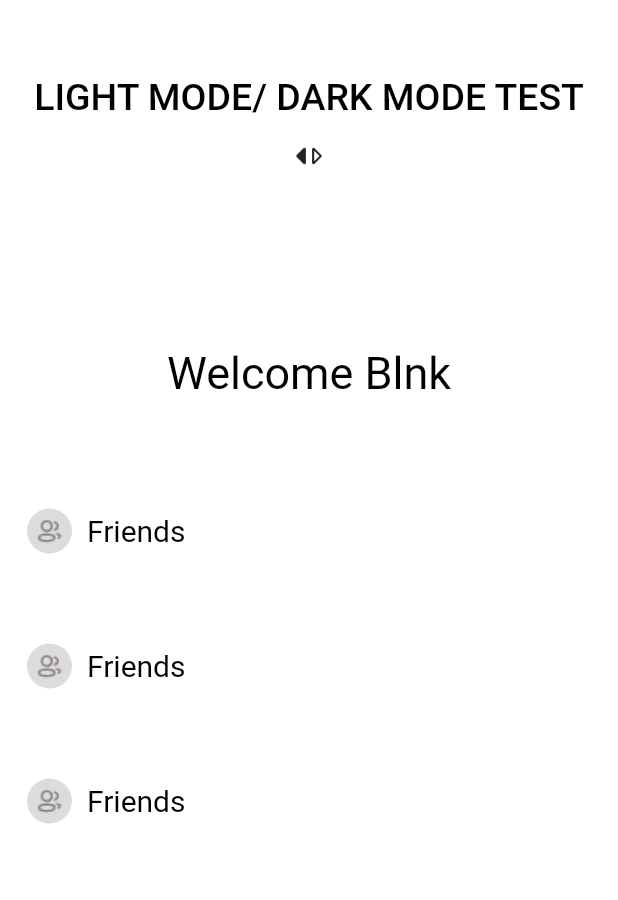
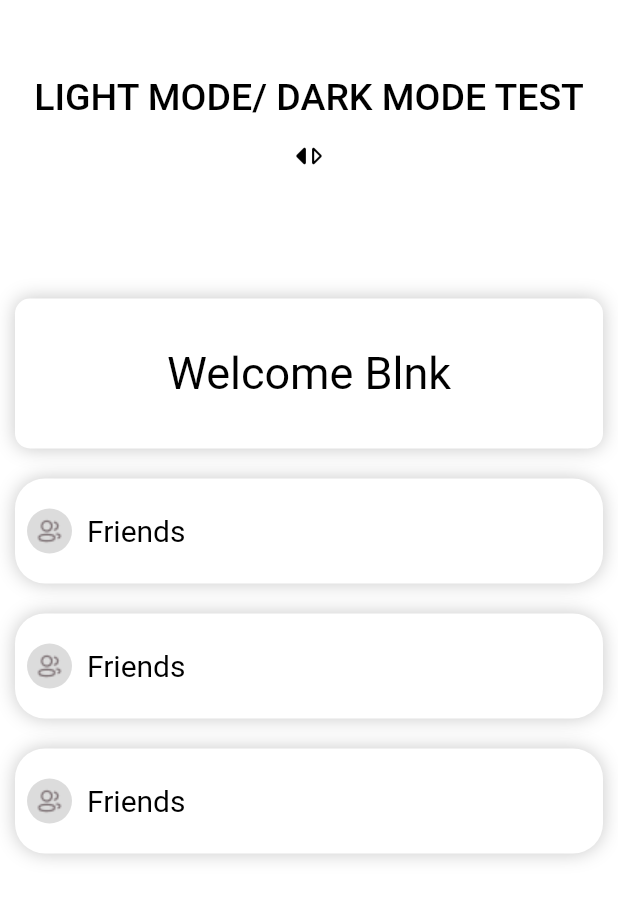
Before and after one commit to Unique-chiemerie/Testing-dark-light-mode--Shared-preferences-, a Flutter app: the screen it shows after launch, on a phone screen of 412 x 824 dp. Shown: the top 900 px of the screen. Run offline on Flutter 3.47's test engine with Material 2 defaults, Android fonts, the phone set to English and light mode, and no system bars; our stand-ins replace flutter_riverpod, google_fonts, shared_preferences.

Commit message:
finished color adjustments

```diff
--- a/lib/custom widget/tiles.dart
+++ b/lib/custom widget/tiles.dart
@@ -35,8 +35,16 @@ class ListT extends ConsumerWidget {
       width: 300,
       margin: const EdgeInsets.all(10),
       decoration: BoxDecoration(
-          borderRadius: BorderRadius.circular(20),
-          color: isDarker ? Colors.black : Colors.white),
+        borderRadius: BorderRadius.circular(20),
+        color: isDarker ? Colors.black : Colors.white,
+        boxShadow: [
+          BoxShadow(
+              color: isDarker
+                  ? Color.fromARGB(79, 81, 81, 81)
+                  : Color.fromARGB(146, 158, 158, 158),
+              blurRadius: 10),
+        ],
+      ),
       child: Padding(
         padding: const EdgeInsets.all(8.0),
         child: Row(
@@ -46,8 +54,9 @@ class ListT extends ConsumerWidget {
               height: 30,
               width: 30,
               decoration: BoxDecoration(
-                  borderRadius: BorderRadius.circular(50),
-                  color: const Color.fromARGB(92, 158, 158, 158)),
+                borderRadius: BorderRadius.circular(50),
+                color: const Color.fromARGB(92, 158, 158, 158),
+              ),
               child: Image.asset('ui/users.png'),
             ),
             const SizedBox(
@@ -74,8 +83,16 @@ class CarD extends ConsumerWidget {
       width: 300,
       margin: const EdgeInsets.all(10),
       decoration: BoxDecoration(
-          borderRadius: BorderRadius.circular(10),
-          color: isDarker ? Colors.black : Colors.white),
+        borderRadius: BorderRadius.circular(10),
+        color: isDarker ? Colors.black : Colors.white,
+        boxShadow: [
+          BoxShadow(
+              color: isDarker
+                  ? Color.fromARGB(79, 81, 81, 81)
+                  : Color.fromARGB(146, 158, 158, 158),
+              blurRadius: 10),
+        ],
+      ),
       child: const Center(
         child: Headertess(texx: text),
       ),
@@ -128,7 +145,7 @@ class modall extends ConsumerWidget {
                               color: isDarker ? Colors.white : Colors.black)),
                     ),
                     Text(
-                      'LightMode',
+                      'Darkmode',
                       style: TextStyle(
                           color: isDarker ? Colors.white : Colors.black),
                     ),
--- a/lib/main.dart
+++ b/lib/main.dart
@@ -45,7 +45,10 @@ class MainScreen extends ConsumerWidget {
                       builder: (context) => modall(),
                     );
                   },
-                  icon: Icon(Icons.switch_right_rounded),
+                  icon: Icon(
+                    Icons.switch_right_rounded,
+                    color: isDarker ? Colors.white : Colors.black,
+                  ),
                 ),
               ),
             ],
```
